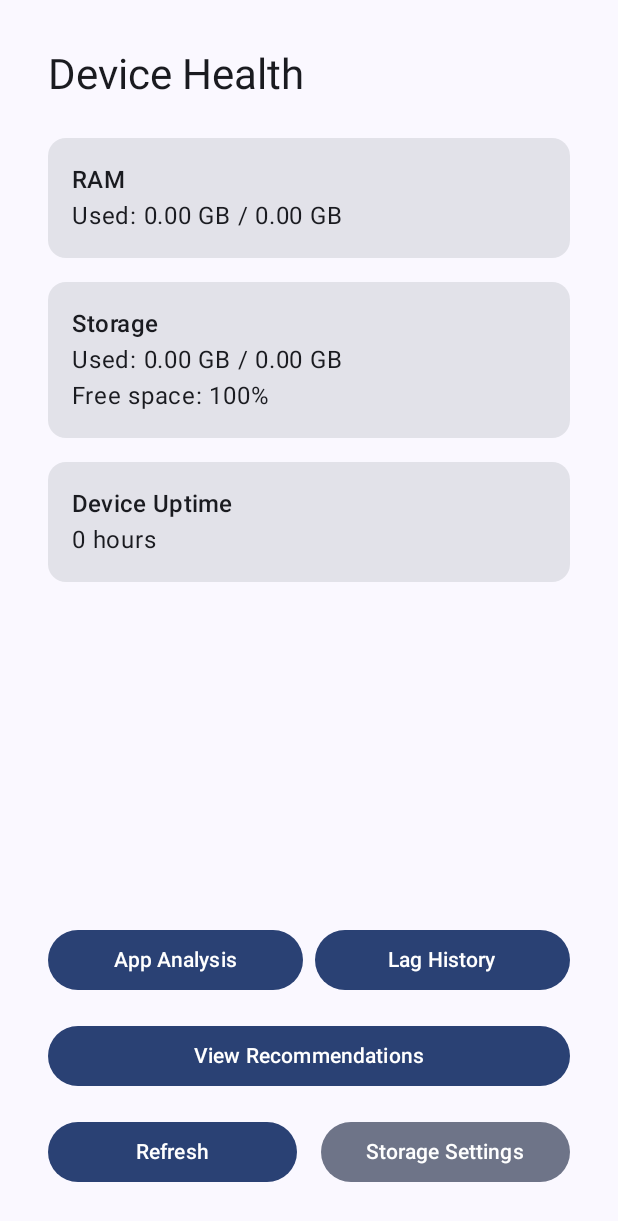
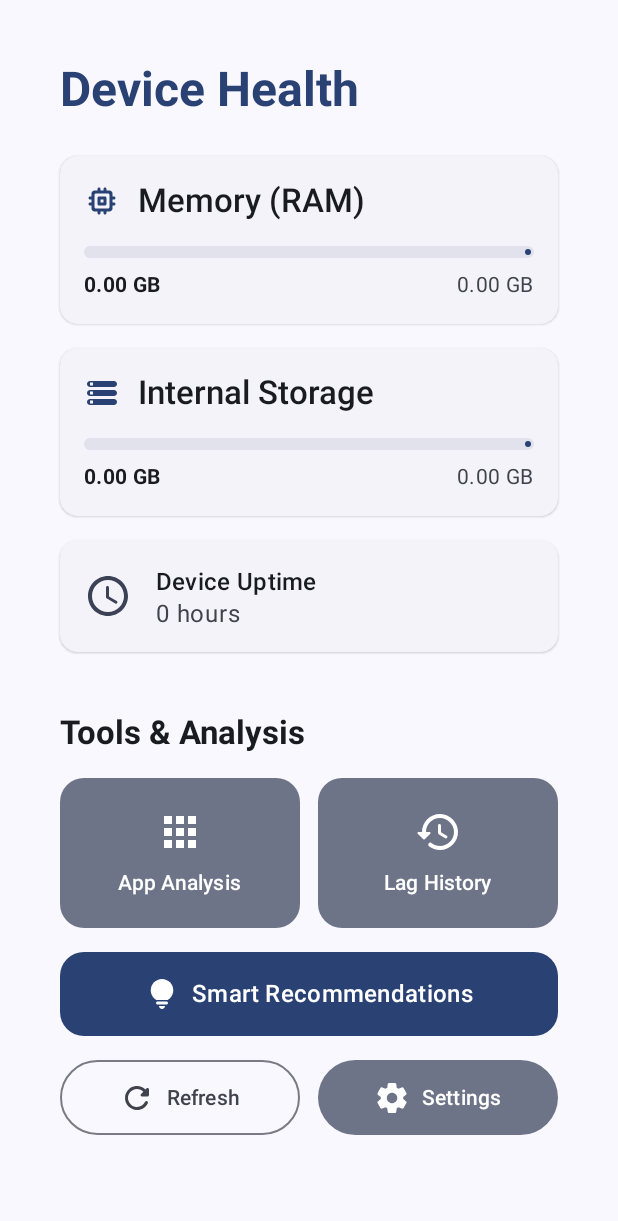
Before and after one commit to naveen17294/Device_Health, an Android app built with Jetpack Compose: the screen it shows after launch (MainActivity), on a phone screen of 412 x 824 dp. Shown: the top 1221 px of the screen. Run offline under Robolectric (Android 15) with nearby library versions, the light colour scheme and no system bars; our stand-ins replace Navigation 3; libraries missing offline, so code that uses them is left out: androidx.metrics.performance; 3 statements that could not run were skipped.

Commit message:
feat(ui): redesign main dashboard and add sleek app icon

```diff
--- a/app/build.gradle.kts
+++ b/app/build.gradle.kts
@@ -2,7 +2,7 @@ plugins {
   alias(libs.plugins.android.application)
   alias(libs.plugins.compose.compiler)
   alias(libs.plugins.kotlin.serialization)
-  alias(libs.plugins.kotlin.kapt)
+  alias(libs.plugins.ksp)
 }
 
 android {
@@ -62,6 +62,7 @@ dependencies {
   implementation(libs.androidx.compose.ui)
   implementation(libs.androidx.compose.ui.tooling.preview)
   implementation(libs.androidx.compose.material3)
+  implementation(libs.androidx.compose.material.icons.extended)
   // Tooling
   debugImplementation(libs.androidx.compose.ui.tooling)
   // Instrumented tests
@@ -86,7 +87,7 @@ dependencies {
   // Room
   implementation(libs.androidx.room.runtime)
   implementation(libs.androidx.room.ktx)
-  kapt(libs.androidx.room.compiler)
+  ksp(libs.androidx.room.compiler)
 
   // DataStore
   implementation(libs.androidx.datastore.preferences)
--- a/app/src/main/java/com/devicehealth/assistant/ui/main/MainScreen.kt
+++ b/app/src/main/java/com/devicehealth/assistant/ui/main/MainScreen.kt
@@ -3,11 +3,26 @@ package com.devicehealth.assistant.ui.main
 import android.content.Intent
 import android.provider.Settings
 import androidx.compose.foundation.layout.*
+import androidx.compose.foundation.rememberScrollState
+import androidx.compose.foundation.verticalScroll
+import androidx.compose.material.icons.Icons
+import androidx.compose.material.icons.filled.Warning
+import androidx.compose.material.icons.rounded.Memory
+import androidx.compose.material.icons.rounded.Schedule
+import androidx.compose.material.icons.rounded.Storage
+import androidx.compose.material.icons.rounded.Apps
+import androidx.compose.material.icons.rounded.History
+import androidx.compose.material.icons.rounded.Lightbulb
+import androidx.compose.material.icons.rounded.Refresh
+import androidx.compose.material.icons.rounded.Settings
 import androidx.compose.material3.*
 import androidx.compose.runtime.Composable
 import androidx.compose.runtime.getValue
+import androidx.compose.ui.Alignment
 import androidx.compose.ui.Modifier
+import androidx.compose.ui.graphics.vector.ImageVector
 import androidx.compose.ui.platform.LocalContext
+import androidx.compose.ui.text.font.FontWeight
 import androidx.compose.ui.unit.dp
 import androidx.lifecycle.compose.collectAsStateWithLifecycle
 import androidx.lifecycle.viewmodel.compose.viewModel
@@ -24,7 +39,7 @@ fun MainScreen(
   val state by viewModel.uiState.collectAsStateWithLifecycle()
   when (state) {
     DeviceHealthUiState.Loading -> {
-      Box(modifier.fillMaxSize(), contentAlignment = androidx.compose.ui.Alignment.Center) {
+      Box(modifier.fillMaxSize(), contentAlignment = Alignment.Center) {
           CircularProgressIndicator()
       }
     }
@@ -38,7 +53,9 @@ fun MainScreen(
       )
     }
     is DeviceHealthUiState.Error -> {
-      Text("Error loading data: ${(state as DeviceHealthUiState.Error).throwable.message}")
+      Box(modifier.fillMaxSize(), contentAlignment = Alignment.Center) {
+          Text("Error loading data", color = MaterialTheme.colorScheme.error)
+      }
     }
   }
 }
@@ -52,73 +69,179 @@ internal fun DashboardContent(
     modifier: Modifier = Modifier
 ) {
   val context = LocalContext.current
-  Column(modifier = modifier.padding(16.dp).fillMaxSize()) {
-      Text(text = "Device Health", style = MaterialTheme.typography.headlineMedium)
-      Spacer(modifier = Modifier.height(16.dp))
+  val scrollState = rememberScrollState()
 
-      Card(modifier = Modifier.fillMaxWidth().padding(vertical = 8.dp)) {
-          Column(modifier = Modifier.padding(16.dp)) {
+  Column(
+      modifier = modifier
+          .fillMaxSize()
+          .verticalScroll(scrollState)
+          .padding(24.dp),
+      verticalArrangement = Arrangement.spacedBy(16.dp)
+  ) {
+      Text(
+          text = "Device Health",
+          style = MaterialTheme.typography.headlineLarge,
+          fontWeight = FontWeight.Bold,
+          color = MaterialTheme.colorScheme.primary,
+          modifier = Modifier.padding(bottom = 8.dp)
+      )
+
       val ramUsed = data.ramTotalBytes - data.ramAvailableBytes
-              Text("RAM", style = MaterialTheme.typography.titleMedium)
-              Text("Used: ${formatBytes(ramUsed)} / ${formatBytes(data.ramTotalBytes)}")
-              if (data.ramLowMemory) {
-                  Text("⚠️ Android reports memory pressure", color = MaterialTheme.colorScheme.error)
+      val ramPercent = if (data.ramTotalBytes > 0) ramUsed.toFloat() / data.ramTotalBytes.toFloat() else 0f
+
+      MetricCard(
+          title = "Memory (RAM)",
+          icon = Icons.Rounded.Memory,
+          usedStr = formatBytes(ramUsed),
+          totalStr = formatBytes(data.ramTotalBytes),
+          progress = ramPercent,
+          isWarning = data.ramLowMemory,
+          warningText = "Android reports memory pressure"
+      )
+
+      val storageUsed = data.storageTotalBytes - data.storageAvailableBytes
+      val storagePercent = if (data.storageTotalBytes > 0) storageUsed.toFloat() / data.storageTotalBytes.toFloat() else 0f
+      val freePercent = ((1f - storagePercent) * 100).toInt()
+
+      MetricCard(
+          title = "Internal Storage",
+          icon = Icons.Rounded.Storage,
+          usedStr = formatBytes(storageUsed),
+          totalStr = formatBytes(data.storageTotalBytes),
+          progress = storagePercent,
+          isWarning = freePercent < warningPercent,
+          warningText = "Storage is critically low (< $warningPercent%)"
+      )
+
+      ElevatedCard(modifier = Modifier.fillMaxWidth()) {
+          Row(
+              modifier = Modifier.padding(16.dp),
+              verticalAlignment = Alignment.CenterVertically
+          ) {
+              Icon(Icons.Rounded.Schedule, contentDescription = null, tint = MaterialTheme.colorScheme.secondary, modifier = Modifier.size(32.dp))
+              Spacer(modifier = Modifier.width(16.dp))
+              Column {
+                  val uptimeHours = data.uptimeMillis / (1000 * 60 * 60)
+                  Text("Device Uptime", style = MaterialTheme.typography.titleMedium, fontWeight = FontWeight.SemiBold)
+                  Text("$uptimeHours hours", style = MaterialTheme.typography.bodyLarge, color = MaterialTheme.colorScheme.onSurfaceVariant)
               }
           }
       }
 
-      Card(modifier = Modifier.fillMaxWidth().padding(vertical = 8.dp)) {
-          Column(modifier = Modifier.padding(16.dp)) {
-              val storageUsed = data.storageTotalBytes - data.storageAvailableBytes
-              val storagePercentUsed = (storageUsed.toDouble() / data.storageTotalBytes * 100).toInt()
-              val freePercent = 100 - storagePercentUsed
-              Text("Storage", style = MaterialTheme.typography.titleMedium)
-              Text("Used: ${formatBytes(storageUsed)} / ${formatBytes(data.storageTotalBytes)}")
-              Text("Free space: ${freePercent}%")
-              if (freePercent < warningPercent) {
-                  Text("⚠️ Storage is critically low (< $warningPercent%)", color = MaterialTheme.colorScheme.error)
-              }
-          }
-      }
+      Spacer(modifier = Modifier.height(8.dp))
+      Text("Tools & Analysis", style = MaterialTheme.typography.titleLarge, fontWeight = FontWeight.Bold)
 
-      Card(modifier = Modifier.fillMaxWidth().padding(vertical = 8.dp)) {
-          Column(modifier = Modifier.padding(16.dp)) {
-              val uptimeHours = data.uptimeMillis / (1000 * 60 * 60)
-              Text("Device Uptime", style = MaterialTheme.typography.titleMedium)
-              Text("$uptimeHours hours")
-          }
-      }
-
-      Spacer(modifier = Modifier.weight(1f))
-
-      Row(modifier = Modifier.fillMaxWidth().padding(bottom = 16.dp), horizontalArrangement = Arrangement.spacedBy(8.dp)) {
-          Button(onClick = { onItemClick(AppAnalysis) }, modifier = Modifier.weight(1f)) {
-              Text("App Analysis")
-          }
-          Button(onClick = { onItemClick(com.devicehealth.assistant.LagHistory) }, modifier = Modifier.weight(1f)) {
-              Text("Lag History")
-          }
+      Row(modifier = Modifier.fillMaxWidth(), horizontalArrangement = Arrangement.spacedBy(12.dp)) {
+          ActionCard(
+              title = "App Analysis",
+              icon = Icons.Rounded.Apps,
+              modifier = Modifier.weight(1f),
+              onClick = { onItemClick(AppAnalysis) }
+          )
+          ActionCard(
+              title = "Lag History",
+              icon = Icons.Rounded.History,
+              modifier = Modifier.weight(1f),
+              onClick = { onItemClick(com.devicehealth.assistant.LagHistory) }
+          )
       }
 
       Button(
           onClick = { onItemClick(com.devicehealth.assistant.Recommendations) },
-          modifier = Modifier.fillMaxWidth().padding(bottom = 16.dp)
+          modifier = Modifier.fillMaxWidth().height(56.dp),
+          shape = MaterialTheme.shapes.large
       ) {
-          Text("View Recommendations")
+          Icon(Icons.Rounded.Lightbulb, contentDescription = null)
+          Spacer(modifier = Modifier.width(8.dp))
+          Text("Smart Recommendations", style = MaterialTheme.typography.titleMedium)
       }
 
-      Row(modifier = Modifier.fillMaxWidth(), horizontalArrangement = Arrangement.SpaceBetween) {
-          Button(onClick = onRefresh, modifier = Modifier.weight(1f).padding(end = 8.dp)) {
+      Row(modifier = Modifier.fillMaxWidth(), horizontalArrangement = Arrangement.spacedBy(12.dp)) {
+          OutlinedButton(
+              onClick = onRefresh,
+              modifier = Modifier.weight(1f).height(50.dp)
+          ) {
+              Icon(Icons.Rounded.Refresh, contentDescription = null)
+              Spacer(modifier = Modifier.width(8.dp))
               Text("Refresh")
           }
-          FilledTonalButton(onClick = {
+          FilledTonalButton(
+              onClick = {
                   try {
                       context.startActivity(Intent(Settings.ACTION_INTERNAL_STORAGE_SETTINGS))
                   } catch (e: Exception) {
                       context.startActivity(Intent(Settings.ACTION_SETTINGS))
                   }
-          }, modifier = Modifier.weight(1f).padding(start = 8.dp)) {
-              Text("Storage Settings")
+              },
+              modifier = Modifier.weight(1f).height(50.dp)
+          ) {
+              Icon(Icons.Rounded.Settings, contentDescription = null)
+              Spacer(modifier = Modifier.width(8.dp))
+              Text("Settings")
+          }
+      }
+  }
+}
+
+@Composable
+fun ActionCard(title: String, icon: ImageVector, modifier: Modifier = Modifier, onClick: () -> Unit) {
+    Surface(
+        onClick = onClick,
+        modifier = modifier.height(100.dp),
+        shape = MaterialTheme.shapes.large,
+        color = MaterialTheme.colorScheme.secondaryContainer
+    ) {
+        Column(
+            modifier = Modifier.fillMaxSize(),
+            verticalArrangement = Arrangement.Center,
+            horizontalAlignment = Alignment.CenterHorizontally
+        ) {
+            Icon(icon, contentDescription = null, tint = MaterialTheme.colorScheme.onSecondaryContainer, modifier = Modifier.size(32.dp))
+            Spacer(modifier = Modifier.height(8.dp))
+            Text(title, style = MaterialTheme.typography.labelLarge, color = MaterialTheme.colorScheme.onSecondaryContainer)
+        }
+    }
+}
+
+@Composable
+fun MetricCard(
+    title: String,
+    icon: ImageVector,
+    usedStr: String,
+    totalStr: String,
+    progress: Float,
+    isWarning: Boolean,
+    warningText: String
+) {
+    ElevatedCard(modifier = Modifier.fillMaxWidth()) {
+        Column(modifier = Modifier.padding(16.dp)) {
+            Row(verticalAlignment = Alignment.CenterVertically) {
+                Icon(icon, contentDescription = null, tint = MaterialTheme.colorScheme.primary)
+                Spacer(modifier = Modifier.width(12.dp))
+                Text(title, style = MaterialTheme.typography.titleLarge, fontWeight = FontWeight.SemiBold)
+            }
+            Spacer(modifier = Modifier.height(16.dp))
+
+            val progressColor = if (isWarning) MaterialTheme.colorScheme.error else MaterialTheme.colorScheme.primary
+            LinearProgressIndicator(
+                progress = { progress },
+                modifier = Modifier.fillMaxWidth().height(8.dp),
+                color = progressColor,
+                trackColor = MaterialTheme.colorScheme.surfaceVariant,
+            )
+            Spacer(modifier = Modifier.height(8.dp))
+            Row(modifier = Modifier.fillMaxWidth(), horizontalArrangement = Arrangement.SpaceBetween) {
+                Text(usedStr, style = MaterialTheme.typography.bodyMedium, fontWeight = FontWeight.Bold)
+                Text(totalStr, style = MaterialTheme.typography.bodyMedium, color = MaterialTheme.colorScheme.onSurfaceVariant)
+            }
+
+            if (isWarning) {
+                Spacer(modifier = Modifier.height(12.dp))
+                Row(verticalAlignment = Alignment.CenterVertically) {
+                    Icon(Icons.Default.Warning, contentDescription = null, tint = MaterialTheme.colorScheme.error, modifier = Modifier.size(16.dp))
+                    Spacer(modifier = Modifier.width(4.dp))
+                    Text(warningText, color = MaterialTheme.colorScheme.error, style = MaterialTheme.typography.bodySmall)
+                }
             }
         }
     }
--- a/gradle/libs.versions.toml
+++ b/gradle/libs.versions.toml
@@ -10,10 +10,11 @@ androidxTestRunner = "1.7.0"
 androidxTestEspresso = "3.7.0"
 coroutines = "1.10.2"
 junit = "4.13.2"
-kotlin = "2.3.20"
+kotlin = "2.1.10"
+ksp = "2.1.10-1.0.30"
 nav3Core = "1.0.1"
 lifecycleViewmodelNav3 = "2.10.0"
-room = "2.6.1"
+room = "2.8.5"
 datastore = "1.1.1"
 
 [libraries]
@@ -49,3 +50,4 @@ android-application = { id = "com.android.application", version.ref = "androidGr
 compose-compiler = { id = "org.jetbrains.kotlin.plugin.compose", version.ref = "kotlin" }
 kotlin-serialization = { id = "org.jetbrains.kotlin.plugin.serialization", version.ref = "kotlin" }
 kotlin-kapt = { id = "org.jetbrains.kotlin.kapt", version.ref = "kotlin" }
+ksp = { id = "com.google.devtools.ksp", version.ref = "ksp" }androidx-compose-material-icons-extended = { module = "androidx.compose.material:material-icons-extended" }
```
Also changed, not shown: app/src/main/res/mipmap-hdpi/ic_launcher.png (added), app/src/main/res/mipmap-hdpi/ic_launcher_round.png (added), app/src/main/res/mipmap-mdpi/ic_launcher.png (added), app/src/main/res/mipmap-mdpi/ic_launcher_round.png (added), app/src/main/res/mipmap-xhdpi/ic_launcher.png (added), app/src/main/res/mipmap-xhdpi/ic_launcher_round.png (added), app/src/main/res/mipmap-xxhdpi/ic_launcher.png (added), app/src/main/res/mipmap-xxhdpi/ic_launcher_round.png (added), app/src/main/res/mipmap-xxxhdpi/ic_launcher.png (added), app/src/main/res/mipmap-xxxhdpi/ic_launcher_round.png (added). Lines whose indentation alone changed are shown as unchanged.
